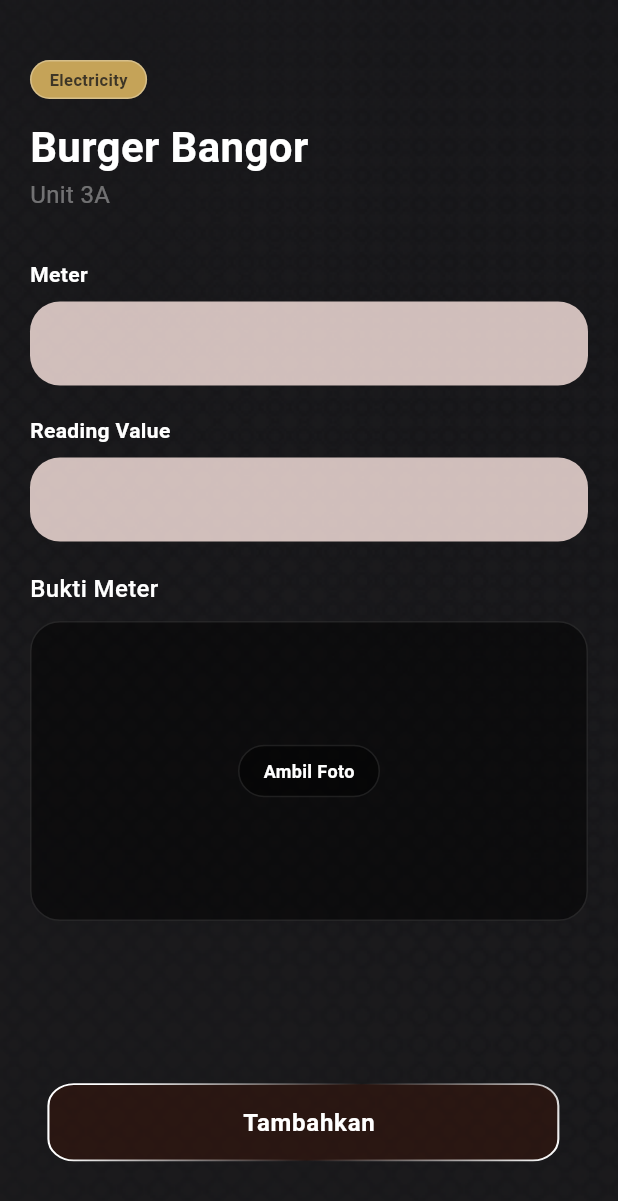
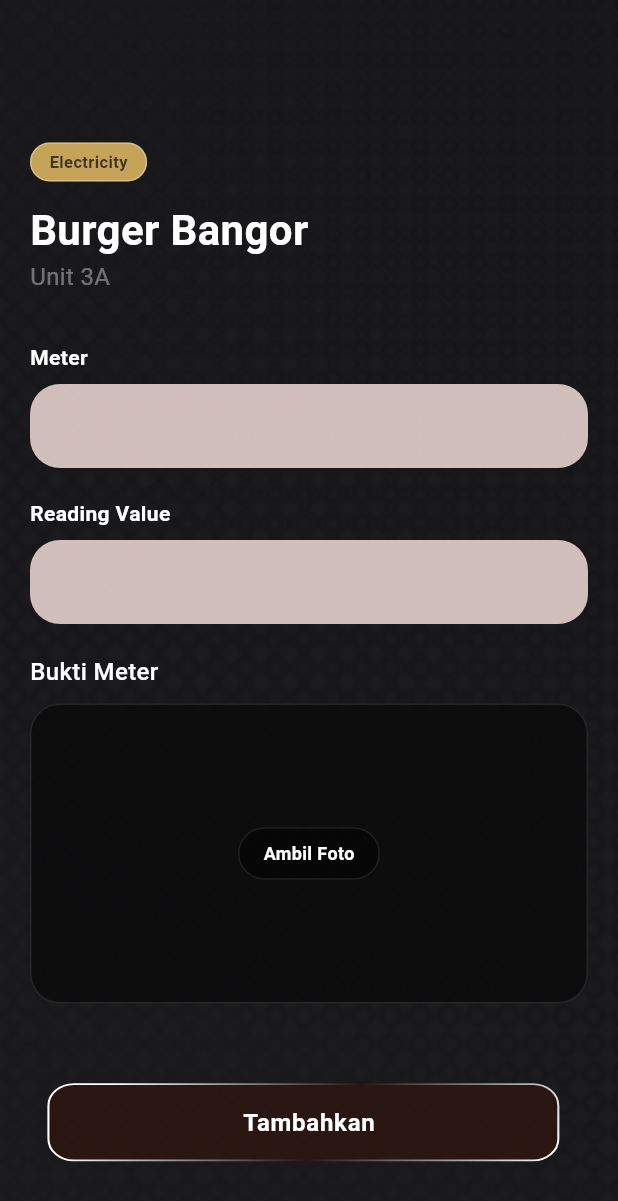
Before and after one commit to najlanafisah/braga8-app-components, a Flutter app: the screen it shows after launch, item 2 of the bottom bar chosen, after a tap on "Input", on a phone screen of 412 x 824 dp. Shown: the top 1201 px of the screen. Run offline on Flutter 3.47's test engine with Material 3 defaults, Android fonts, the light colour scheme and no system bars; our stand-ins replace flutter_svg, image_picker, permission_handler; project files that could hold a hidden picture were left out.

Commit message:
ngerapihin meter form screen

```diff
--- a/lib/views/meter-input/meter_form_screen.dart
+++ b/lib/views/meter-input/meter_form_screen.dart
@@ -50,9 +50,8 @@ class _MeterFormScreenState extends State<MeterFormScreen> {
         child: LayoutBuilder(
           builder: (context, constraints) {
             return SafeArea(
-              child: Stack( // MENGGUNAKAN STACK AGAR BUTTON BISA MELAYANG
+              child: Stack(
                 children: [
-                  // --- AREA KONTEN (SCROLLABLE) ---
                   SingleChildScrollView(
                     padding: const EdgeInsets.symmetric(horizontal: 20),
                     child: ConstrainedBox(
@@ -60,7 +59,7 @@ class _MeterFormScreenState extends State<MeterFormScreen> {
                       child: Column(
                         crossAxisAlignment: CrossAxisAlignment.start,
                         children: [
-                          const SizedBox(height: 40), // Jarak atas sedikit diturunkan
+                          const SizedBox(height: 95),
                           Container(
                             padding: const EdgeInsets.symmetric(horizontal: 12, vertical: 4),
                             decoration: BoxDecoration(
@@ -93,17 +92,13 @@ class _MeterFormScreenState extends State<MeterFormScreen> {
                             btnText: _imageFile == null ? 'Ambil Foto' : 'Ganti Foto',
                             imageFile: _imageFile,
                           ),
-
-                          // Spacer bawah agar konten tidak tertutup oleh button melayang
-                          const SizedBox(height: 140),
+                          const SizedBox(height: 110),
                         ],
                       ),
                     ),
                   ),
-
-                  // --- BUTTON MELAYANG DI BAWAH (CONSISTENT POSITION) ---
                   Positioned(
-                    bottom: 30, // JARAK DARI BAWAH SCREEN (Tidak terlalu mepet)
+                    bottom: 30,
                     left: 20,
                     right: 20,
                     child: LightBrownBtn(
```
